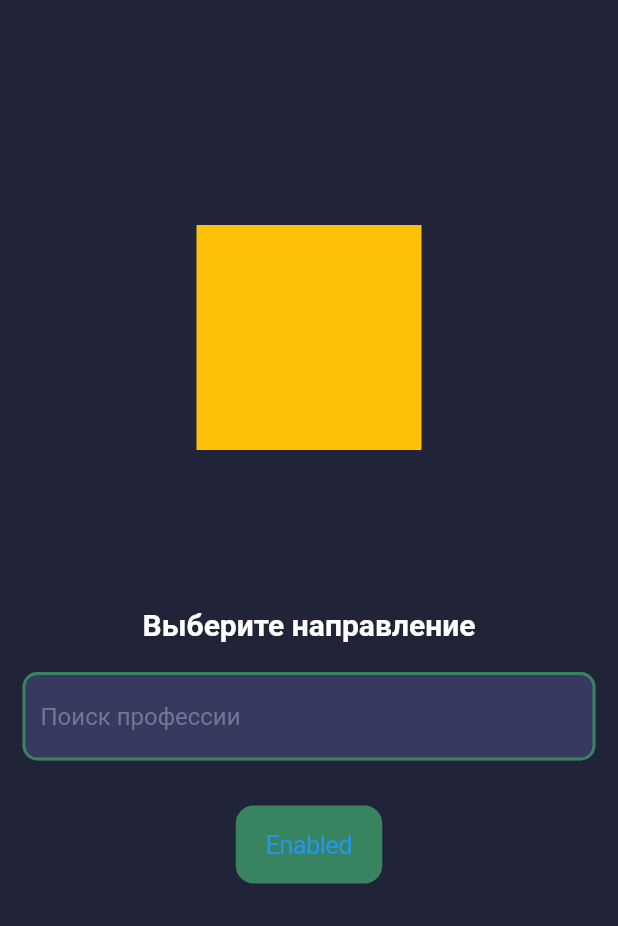
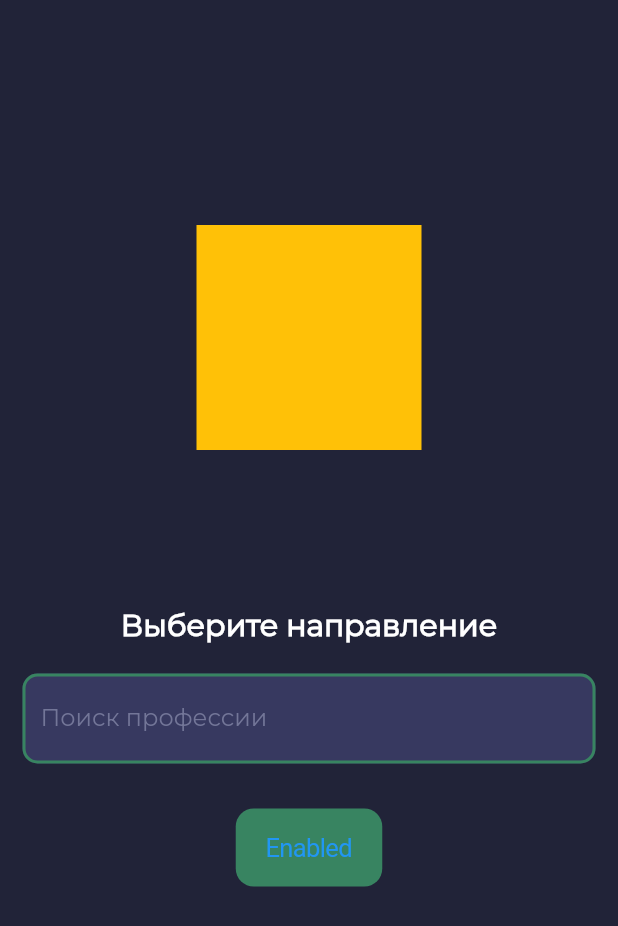
Before and after one commit to Muhammadqodir/cyber-garden, a Flutter app: the screen it shows after launch, on a phone screen of 412 x 824 dp. Shown: the top 926 px of the screen. Run offline on Flutter 3.47's test engine with Material 2 defaults, Android fonts, the phone set to English and light mode, and no system bars; our stand-ins replace carousel_slider, flutter_svg_provider, getwidget, image_cropper, image_picker.

Commit message:
added fonts(Monserrat,Ubuntu)

```diff
--- a/MobileApp/lib/main.dart
+++ b/MobileApp/lib/main.dart
@@ -1,5 +1,4 @@
 import 'package:flutter/material.dart';
-import 'package:syber_garden/screens/auth_screen.dart';
 import 'package:syber_garden/screens/bording_screen.dart';
 
 void main() {
@@ -12,7 +11,10 @@ class MyApp extends StatelessWidget {
   // This widget is the root of your application.
   @override
   Widget build(BuildContext context) {
-    return const MaterialApp(
+    return MaterialApp(
+      theme: ThemeData(
+        fontFamily: 'Monserrat',
+      ),
       debugShowCheckedModeBanner: false,
       title: 'Flutter Demo',
       home: Scaffold(
--- a/MobileApp/lib/screens/home_screen.dart
+++ b/MobileApp/lib/screens/home_screen.dart
@@ -207,7 +207,7 @@ class _HomeScreenState extends State<HomeScreen> {
                                         Text(
                                           cardCours.title,
                                           style: const TextStyle(
-                                              fontSize: 17,
+                                              fontSize: 16,
                                               fontWeight: FontWeight.w600,
                                               color: Colors.white),
                                         ),
@@ -245,7 +245,7 @@ class _HomeScreenState extends State<HomeScreen> {
                                         Text(
                                           cardCours.description,
                                           style: const TextStyle(
-                                              fontSize: 16, color: Colors.grey),
+                                              fontSize: 15, color: Colors.grey),
                                         ),
                                       ],
                                     ),
```
Also changed, not shown: MobileApp/lib/screens/bording_screen.dart (+6 -1 lines), MobileApp/pubspec.yaml (+10 -12 lines), MobileApp/assets/fonts/Monserrat.ttf (added), MobileApp/assets/fonts/Ubuntu.ttf (added).
